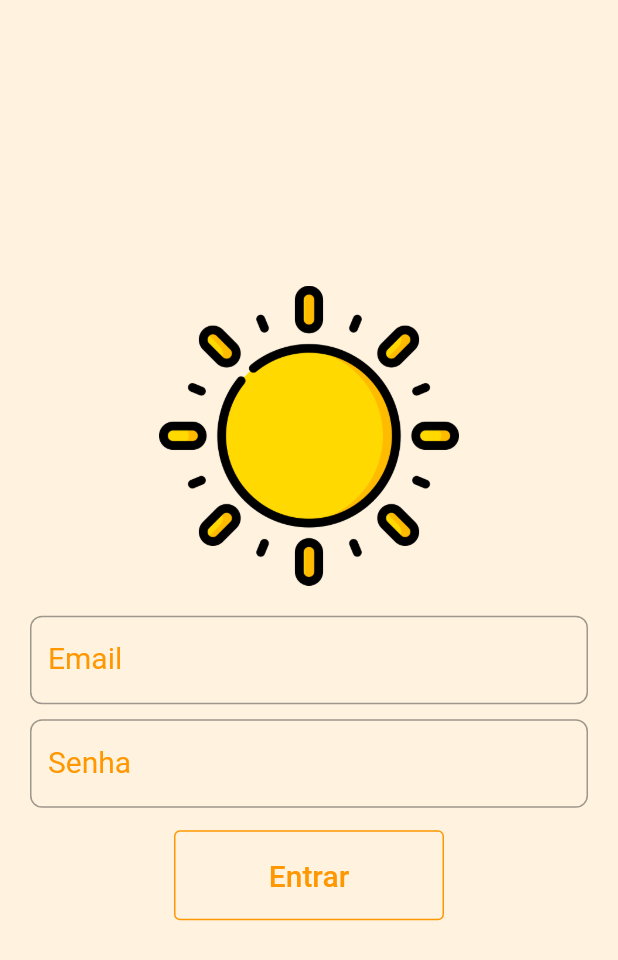
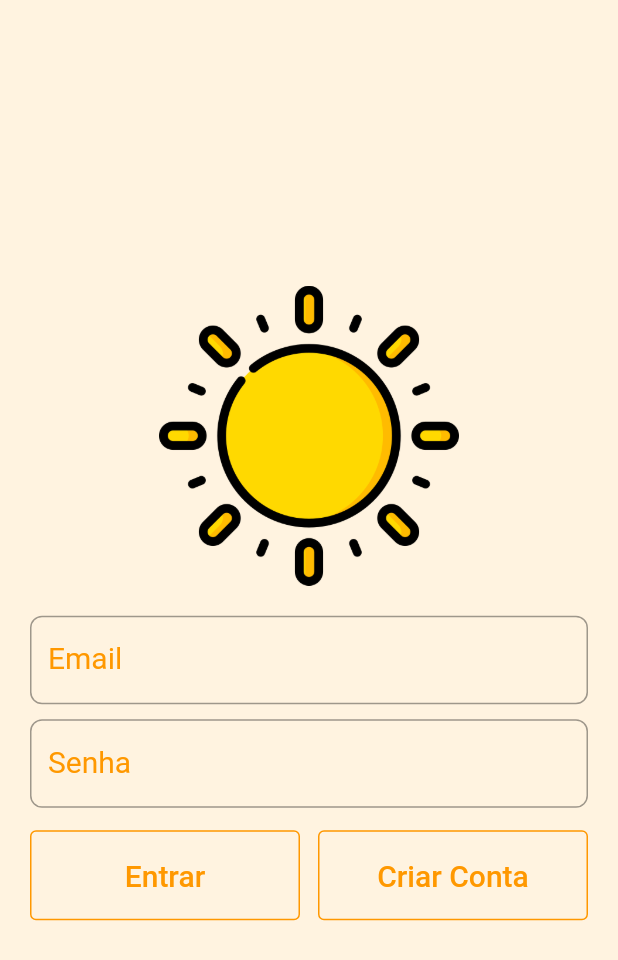
Before and after one commit to MatheusGobetti/weather_heal, a Flutter app: the screen it shows after launch, on a phone screen of 412 x 824 dp. Shown: the top 960 px of the screen. Run offline on Flutter 3.47's test engine with Material 2 defaults, Android fonts, the light colour scheme and no system bars; our stand-ins replace firebase_core; accounts and stored records are empty.

Commit message:
Alteração de layouts para autenticação de usuarios

```diff
--- a/lib/login_page.dart
+++ b/lib/login_page.dart
@@ -75,6 +75,9 @@ class _LoginPageState extends State<LoginPage> {
                         SizedBox(
                           height: 15,
                         ),
+                        Row(
+                          mainAxisAlignment: MainAxisAlignment.spaceBetween,
+                          children: [
                             OutlinedButton(
                               style: OutlinedButton.styleFrom(
                                   fixedSize: Size(180, 60),
@@ -91,7 +94,22 @@ class _LoginPageState extends State<LoginPage> {
                                 'Entrar',
                                 style: TextStyle(fontSize: 20),
                               ),
-                        )
+                            ),
+                            OutlinedButton(
+                              style: OutlinedButton.styleFrom(
+                                  fixedSize: Size(180, 60),
+                                  primary: Colors.orange,
+                                  side: BorderSide(color: Colors.orange)),
+                              onPressed: () {
+                                Navigator.pushNamed(context, '/criar_conta');
+                              },
+                              child: Text(
+                                'Criar Conta',
+                                style: TextStyle(fontSize: 20),
+                              ),
+                            ),
+                          ],
+                        ),
                       ],
                     ),
                   ),
@@ -103,4 +121,7 @@ class _LoginPageState extends State<LoginPage> {
       ),
     );
   }
+
+  // Login com Firebase Auth
+  void login(email, senha) {}
 }
```
Also changed, not shown: lib/main.dart (+8 -1 lines). Lines whose indentation alone changed are shown as unchanged.
